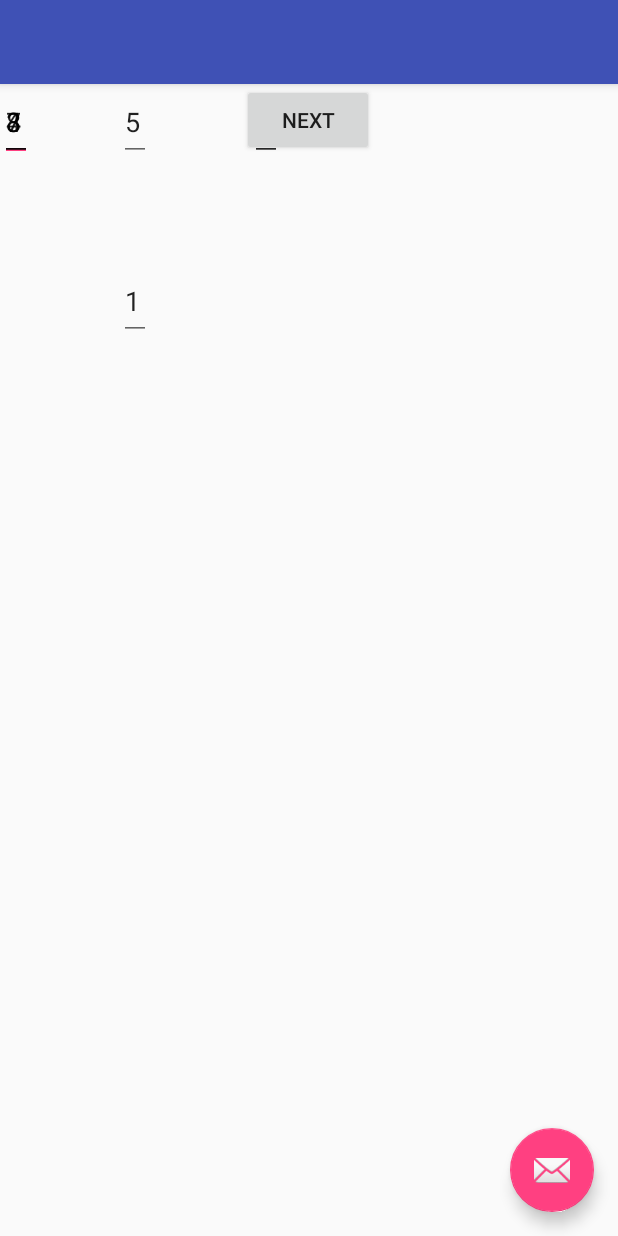
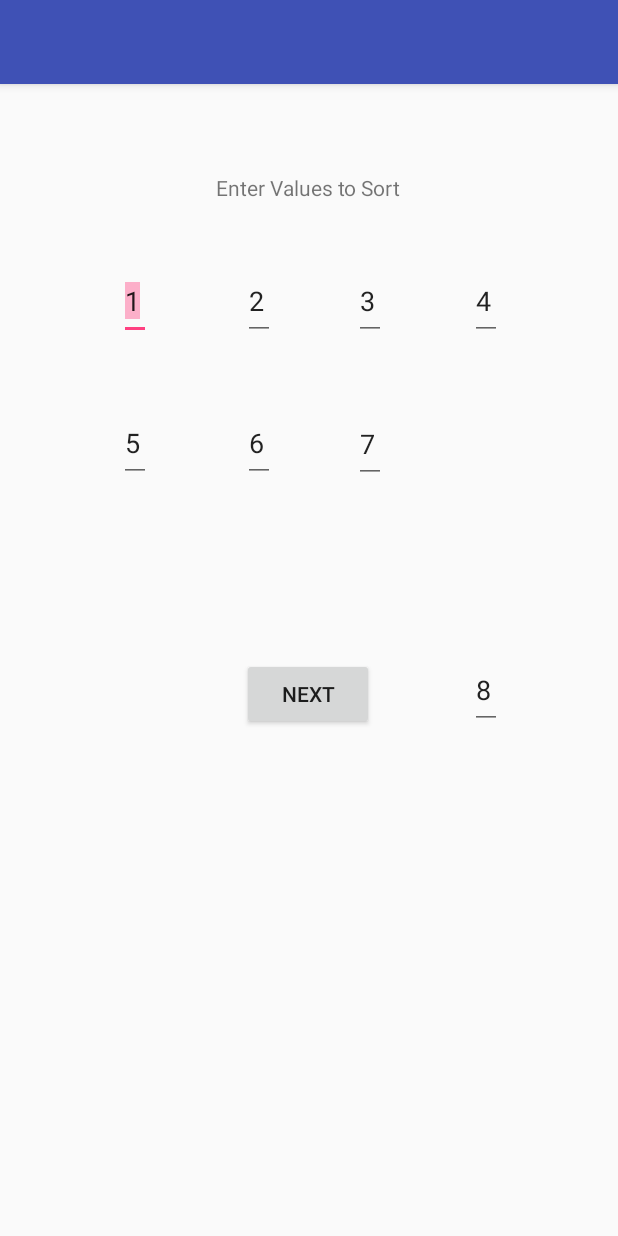
Before and after one commit to gsc7007/cs544_hw1, an Android app: the screen it shows after launch (MainActivity), on a phone screen of 412 x 824 dp. Run offline under Robolectric (Android 15) with nearby library versions, the phone set to English and light mode, and no system bars.

Commit message:
Add files via upload

```diff
--- /dev/null
+++ b/app/src/main/res/layout/activity_display_message.xml
@@ -0,0 +1,22 @@
+<?xml version="1.0" encoding="utf-8"?>
+<android.support.constraint.ConstraintLayout xmlns:android="http://schemas.android.com/apk/res/android"
+    xmlns:app="http://schemas.android.com/apk/res-auto"
+    xmlns:tools="http://schemas.android.com/tools"
+    android:layout_width="match_parent"
+    android:layout_height="match_parent"
+    tools:context="com.example.clement.firstapp.DisplayMessageActivity">
+
+    <ListView
+        android:id="@+id/listview"
+        android:layout_width="400dp"
+        android:layout_height="383dp"
+        android:layout_marginBottom="8dp"
+        android:layout_marginRight="8dp"
+        android:layout_marginTop="8dp"
+        app:layout_constraintBottom_toBottomOf="parent"
+        app:layout_constraintHorizontal_bias="1.0"
+        app:layout_constraintLeft_toLeftOf="parent"
+        app:layout_constraintRight_toRightOf="parent"
+        app:layout_constraintTop_toTopOf="parent"
+        app:layout_constraintVertical_bias="0.0" />
+</android.support.constraint.ConstraintLayout>
--- a/app/src/main/res/layout/activity_main.xml
+++ b/app/src/main/res/layout/activity_main.xml
@@ -20,13 +20,6 @@
 
     </android.support.design.widget.AppBarLayout>
 
-    <android.support.design.widget.FloatingActionButton
-        android:id="@+id/fab"
-        android:layout_width="wrap_content"
-        android:layout_height="wrap_content"
-        android:layout_gravity="bottom|end"
-        android:layout_margin="@dimen/fab_margin"
-        app:srcCompat="@android:drawable/ic_dialog_email" />
 
     <include layout="@layout/content_main" />
 
--- a/app/src/main/res/layout/content_main.xml
+++ b/app/src/main/res/layout/content_main.xml
@@ -12,79 +12,139 @@
 
 
     <EditText
-        android:id="@+id/editText10"
-        android:layout_width="21dp"
-        android:layout_height="51dp"
-        android:text="4"
-        tools:layout_editor_absoluteY="119dp"
-        tools:layout_editor_absoluteX="320dp" />
-
-    <EditText
-        android:id="@+id/editText9"
-        android:layout_width="21dp"
-        android:layout_height="51dp"
-        android:text="8"
-        tools:layout_editor_absoluteY="214dp"
-        tools:layout_editor_absoluteX="313dp" />
-
-    <EditText
-        android:id="@+id/editText8"
-        android:layout_width="21dp"
-        android:layout_height="51dp"
-        android:text="7"
-        tools:layout_editor_absoluteY="214dp"
-        tools:layout_editor_absoluteX="243dp" />
-
-
-
-    <EditText
-        android:id="@+id/editText6"
-        android:layout_width="21dp"
-        android:layout_height="51dp"
-        android:text="6"
-        tools:layout_editor_absoluteY="214dp"
-        app:layout_constraintLeft_toRightOf="@+id/editText11"
-        android:layout_marginLeft="66dp" />
-
-
-    <EditText
-        android:id="@+id/editText11"
-        android:layout_width="21dp"
-        android:layout_height="51dp"
-        android:text="5"
-        tools:layout_editor_absoluteY="214dp"
-        android:layout_marginLeft="79dp"
-        app:layout_constraintLeft_toLeftOf="parent" />
-
-    <EditText
-        android:id="@+id/editText4"
-        android:layout_width="21dp"
-        android:layout_height="51dp"
-        android:text="3"
-        tools:layout_editor_absoluteY="119dp"
-        tools:layout_editor_absoluteX="243dp" />
-
-    <EditText
-        android:id="@+id/editText3"
-        android:layout_width="21dp"
-        android:layout_height="51dp"
-        android:text="2"
-        tools:layout_editor_absoluteY="119dp"
-        app:layout_constraintLeft_toRightOf="@+id/Number1"
-        android:layout_marginLeft="66dp" />
-
-    <EditText
-        android:id="@+id/Number1"
+        android:id="@+id/Text1"
         android:layout_width="21dp"
         android:layout_height="51dp"
         android:text="1"
+        android:inputType="phone"
+        android:selectAllOnFocus="true"
         android:layout_marginLeft="79dp"
         app:layout_constraintLeft_toLeftOf="parent"
         android:layout_marginRight="8dp"
         app:layout_constraintRight_toRightOf="parent"
         app:layout_constraintHorizontal_bias="0.0"
         app:layout_constraintTop_toTopOf="parent"
-        android:layout_marginTop="119dp" />
+        android:layout_marginTop="119dp"
+        android:imeOptions="actionNext"
+        android:maxLines="1"
+        android:ems="10"
+        android:nextFocusRight="@+id/Text2"/>
+
+    <EditText
+        android:id="@+id/Text8"
+        android:layout_width="21dp"
+        android:layout_height="51dp"
+        android:layout_marginBottom="338dp"
+        android:layout_marginLeft="8dp"
+        android:layout_marginRight="8dp"
+        android:layout_marginTop="44dp"
+        android:text="8"
+        android:inputType="phone"
+        android:selectAllOnFocus="true"
+        android:nextFocusForward="@+id/button3"
+        app:layout_constraintBottom_toBottomOf="parent"
+        app:layout_constraintHorizontal_bias="0.815"
+        app:layout_constraintLeft_toLeftOf="parent"
+        app:layout_constraintRight_toRightOf="parent"
+
+        app:layout_constraintVertical_bias="0.0"
+        android:imeOptions="actionDone"
+        />
+
+    <EditText
+        android:id="@+id/Text7"
+        android:layout_width="21dp"
+        android:layout_height="51dp"
+        android:layout_marginBottom="8dp"
+        android:layout_marginLeft="236dp"
+        android:layout_marginTop="44dp"
+        android:text="7"
+        android:inputType="phone"
+        android:nextFocusForward="@+id/Text8"
+        android:selectAllOnFocus="true"
+        app:layout_constraintBottom_toBottomOf="parent"
+        app:layout_constraintLeft_toLeftOf="parent"
+        app:layout_constraintTop_toBottomOf="@+id/Text3"
+        app:layout_constraintVertical_bias="0.0"
+        android:imeOptions="actionNext"
+        />
+
+
+    <EditText
+        android:id="@+id/Text6"
+        android:layout_width="21dp"
+        android:layout_height="51dp"
+        android:layout_marginLeft="61dp"
+        android:layout_marginTop="43dp"
+        android:text="6"
+        android:inputType="phone"
+        android:selectAllOnFocus="true"
+        app:layout_constraintLeft_toRightOf="@+id/Text5"
+        app:layout_constraintTop_toBottomOf="@+id/Text2"
+        android:imeOptions="actionNext"
+        />
+
+
+    <EditText
+        android:id="@+id/Text5"
+        android:layout_width="21dp"
+        android:layout_height="51dp"
+        android:text="5"
+        android:inputType="phone"
+        android:selectAllOnFocus="true"
+        android:layout_marginLeft="79dp"
+        app:layout_constraintLeft_toLeftOf="parent"
+        android:layout_marginTop="43dp"
+        app:layout_constraintTop_toBottomOf="@+id/Text1"
+        android:imeOptions="actionNext"
+        />
+
+    <EditText
+        android:id="@+id/Text4"
+        android:layout_width="21dp"
+        android:layout_height="51dp"
+        android:layout_marginLeft="313dp"
+        android:layout_marginTop="119dp"
+        android:text="4"
+        android:inputType="phone"
+        android:selectAllOnFocus="true"
+        app:layout_constraintLeft_toLeftOf="parent"
+        app:layout_constraintTop_toTopOf="parent"
+        android:imeOptions="actionNext"
+        />
+
+    <EditText
+        android:id="@+id/Text3"
+        android:layout_width="21dp"
+        android:layout_height="51dp"
+        android:text="3"
+        android:inputType="phone"
+        android:selectAllOnFocus="true"
+        app:layout_constraintTop_toTopOf="parent"
+        android:layout_marginTop="119dp"
+        android:layout_marginLeft="236dp"
+        app:layout_constraintLeft_toLeftOf="parent"
+        android:imeOptions="actionNext"
+        />
+
+
+    <EditText
+        android:id="@+id/Text2"
+        android:layout_width="21dp"
+        android:layout_height="51dp"
+        android:text="2"
+        android:inputType="phone"
+        android:selectAllOnFocus="true"
+        app:layout_constraintLeft_toRightOf="@+id/Text1"
+        android:layout_marginLeft="61dp"
+        app:layout_constraintTop_toTopOf="parent"
+        android:layout_marginTop="119dp"
+        android:imeOptions="actionNext"
+
+        />
+
+
+
 
     <android.support.constraint.Guideline
         android:layout_width="wrap_content"
@@ -100,10 +160,30 @@
         android:layout_width="wrap_content"
         android:layout_height="wrap_content"
         android:text="Next"
+        android:onClick="onClick"
         app:layout_constraintHorizontal_bias="0.498"
         app:layout_constraintLeft_toLeftOf="parent"
         app:layout_constraintRight_toRightOf="parent"
-        tools:layout_editor_absoluteY="368dp" />
+        app:layout_constraintBottom_toBottomOf="parent"
+        android:layout_marginBottom="8dp"
+        app:layout_constraintTop_toTopOf="parent"
+        android:layout_marginTop="8dp"
+        app:layout_constraintVertical_bias="0.532" />
+
+    <TextView
+        android:id="@+id/textView"
+        android:layout_width="wrap_content"
+        android:layout_height="wrap_content"
+        android:layout_gravity="center_horizontal"
+        android:layout_marginBottom="160dp"
+        android:layout_marginTop="8dp"
+        android:text="Enter Values to Sort"
+        app:layout_constraintBottom_toBottomOf="parent"
+        app:layout_constraintHorizontal_bias="0.498"
+        app:layout_constraintLeft_toLeftOf="parent"
+        app:layout_constraintRight_toRightOf="parent"
+        app:layout_constraintTop_toTopOf="parent"
+        app:layout_constraintVertical_bias="0.088" />
 
 
 </android.support.constraint.ConstraintLayout>
```
